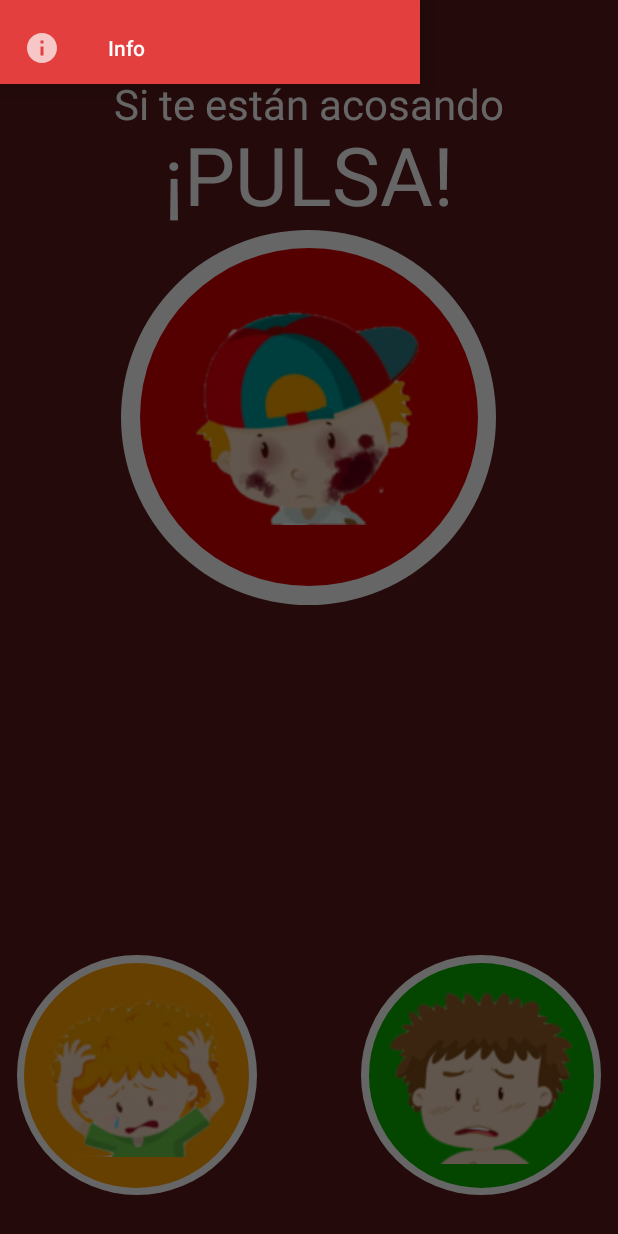
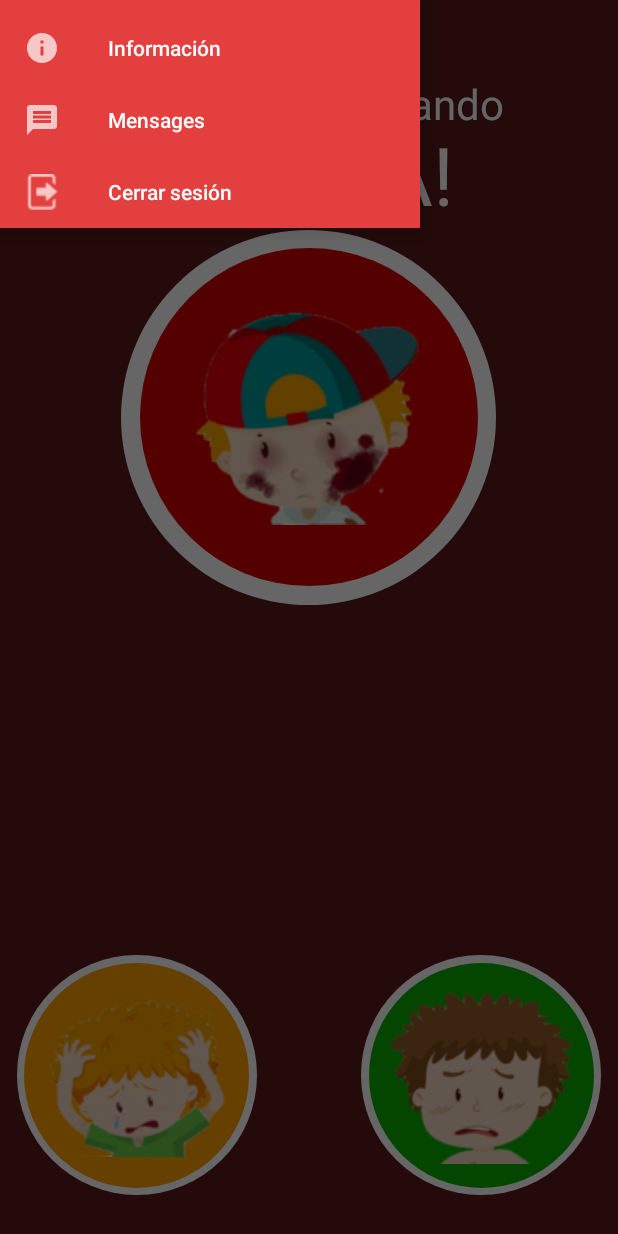
Before and after one commit to ivancolomer/hackathon, an Android app: the AlertsMenu screen opened directly, with no data from a screen before it, with the side drawer open, on a phone screen of 412 x 824 dp. Run offline under Robolectric (Android 15) with nearby library versions, the phone set to English and light mode, and no system bars.

Commit message:
Hamburguer menu finished and call functionallity included

```diff
--- a/app/src/main/AndroidManifest.xml
+++ b/app/src/main/AndroidManifest.xml
@@ -32,8 +32,9 @@
         <activity android:name=".AlertsMenu"
             android:theme="@style/AppTheme.Dark"></activity>
 
+
     </application>
 
-
+    <uses-permission android:name="android.permission.CALL_PHONE" />
 
 </manifest>
--- a/app/src/main/java/com/ibar/protectme/DbManager.java
+++ b/app/src/main/java/com/ibar/protectme/DbManager.java
@@ -20,6 +20,10 @@ public class DbManager extends ContentProvider {
         return dbHelper.getReadableDatabase().rawQuery(sql, new String[] {});
     }
 
+    public static void removeFromDataBase(){
+        String sql = "UPDATE user_info SET user_id = null, password = null;";
+        dbHelper.getReadableDatabase().execSQL(sql, new String[] {});
+    }
 
     @Override
     public Cursor query(@NonNull Uri uri,  String[] projection,  String selection,  String[] selectionArgs,  String sortOrder) {
--- /dev/null
+++ b/app/src/main/res/drawable/ic_message.xml
@@ -0,0 +1,9 @@
+<vector xmlns:android="http://schemas.android.com/apk/res/android"
+        android:width="24dp"
+        android:height="24dp"
+        android:viewportWidth="24.0"
+        android:viewportHeight="24.0">
+    <path
+        android:fillColor="#FF000000"
+        android:pathData="M20,2L4,2c-1.1,0 -1.99,0.9 -1.99,2L2,22l4,-4h14c1.1,0 2,-0.9 2,-2L22,4c0,-1.1 -0.9,-2 -2,-2zM18,14L6,14v-2h12v2zM18,11L6,11L6,9h12v2zM18,8L6,8L6,6h12v2z"/>
+</vector>
--- a/app/src/main/res/menu/drawer_menu.xml
+++ b/app/src/main/res/menu/drawer_menu.xml
@@ -7,7 +7,15 @@
         <item
             android:id="@+id/info"
             android:icon="@drawable/ic_info"
-            android:title="Info" />
+            android:title="Información"/>
+        <item
+            android:id="@+id/message"
+            android:icon="@drawable/ic_message"
+            android:title="Mensages" />
+        <item
+            android:id="@+id/logout"
+            android:icon="@drawable/ic_logout"
+            android:title="Cerrar sesión" />
     </group>
 
 
```
Also changed, not shown: app/src/main/java/com/ibar/protectme/AlertsMenu.java (+53 -1 lines), app/src/main/res/drawable/ic_logout.png (added).
